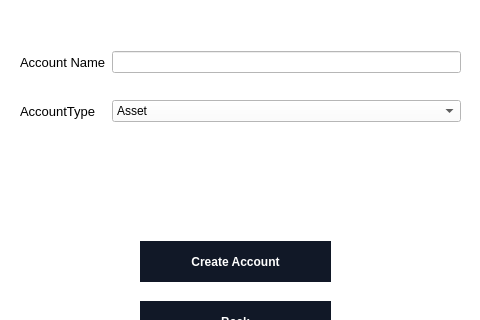
First picture: the form in UIs/UserCreateAccount.ui, repository ahmedsilat44/Ledger, before the edit; both pictures show x 0 to 480 and y 139 to 459 of the 480 by 640 pixel window.
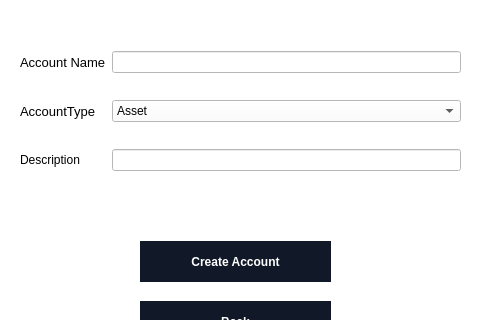
Second picture: the form after the edit.

```diff
--- a/UIs/UserCreateAccount.ui
+++ b/UIs/UserCreateAccount.ui
@@ -142,6 +142,16 @@
        </item>
       </widget>
      </item>
+     <item row="2" column="0">
+      <widget class="QLabel" name="descriptionLabel">
+       <property name="text">
+        <string>Description</string>
+       </property>
+      </widget>
+     </item>
+     <item row="2" column="1">
+      <widget class="QLineEdit" name="descriptionLineEdit"/>
+     </item>
     </layout>
    </widget>
    <widget class="QPushButton" name="pushButton_2">
```
